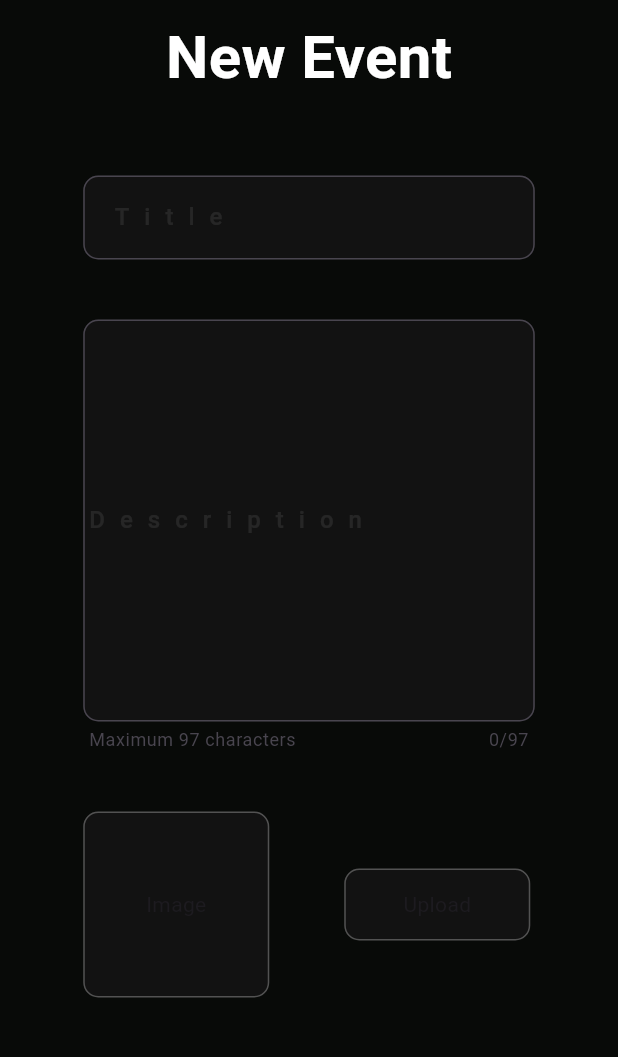
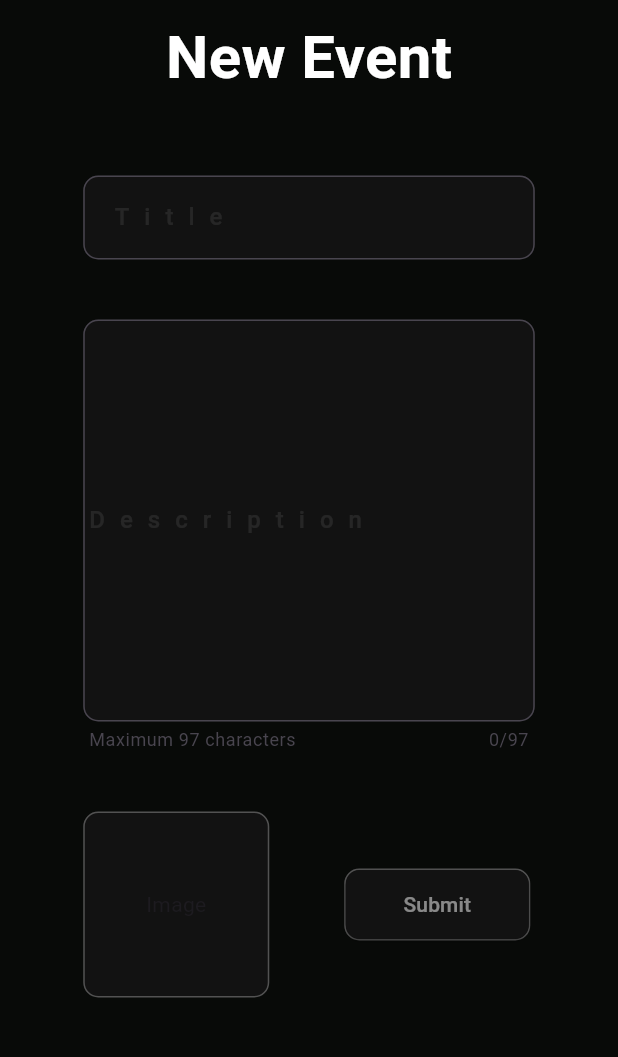
Before and after one commit to nepy15/varadifi_app, a Flutter app: the AdminPage screen opened directly, on a phone screen of 412 x 824 dp, the part 84-1141 px from its top. Run offline on Flutter 3.47's test engine with Material 3 defaults, Android fonts, the phone set to English and light mode, and no system bars; our stand-ins replace cloud_firestore, firebase_core; accounts and stored records are empty.

Commit message:
Admin panel backend done and frontend done. - Todo: figure out the image upload

```diff
--- a/lib/screens/admin_layout.dart
+++ b/lib/screens/admin_layout.dart
@@ -46,22 +46,29 @@ class _FormLayoutState extends State<_FormLayout> {
   bool noLettersLeft = false;
   String title = '';
   String description = '';
+  final _formKey = GlobalKey<FormState>();
 
   @override
   Widget build(BuildContext context) {
-    return Column(
-      children: [
+    return Form(
+      key: _formKey,
+      child:
         SizedBox(
           width: 301,
           child: Column(
             children: [
-              TextField(
+
+              TextFormField(
                 style: TextStyle(color: Color(0xFFFFFFFF)),
 
-                onSubmitted: (value) {
-                  title = value;
-                  db.collection('events').doc(value).set({"name": value});
-                  print(title);
+                validator: (value) {
+                  if(value == null || value.isEmpty) {
+                    return 'Please enter a title';
+                  }
+                  return null;
+                },
+                onSaved: (value) {
+                  title = value.toString();
                 },
                 decoration: InputDecoration(
                  labelText: 'Title',
@@ -74,7 +81,7 @@ class _FormLayoutState extends State<_FormLayout> {
 
               SizedBox(height: 40),
 
-              TextField(
+              TextFormField(
                 keyboardType: TextInputType.text,
                 style: TextStyle(color: Color(0xFFFFFFFF)),
                 textAlign: TextAlign.center,
@@ -82,9 +89,14 @@ class _FormLayoutState extends State<_FormLayout> {
                 maxLines: 6,
                 maxLength: 97,
 
-                onSubmitted: (value) {
-                  description = value;
-                  print(description);
+                validator: (value) {
+                  if(value == null || value.isEmpty) {
+                    return 'Please enter a description';
+                  }
+                  return null;
+                },
+                onSaved: (value) {
+                  description = value.toString();
                 },
                 onChanged: (value) {
                   setState(() {
@@ -112,18 +124,39 @@ class _FormLayoutState extends State<_FormLayout> {
                     child: Center(child: Text('Image'),),
                   ),
                   SizedBox(width: 50),
-                  Container(
+                  SizedBox(
                     width: 124,
                     height: 48,
-                    decoration: BoxDecoration(color: Color(0xFF121212), borderRadius: BorderRadius.circular(10), border: Border.all(width: 1, color: Color(0x45FFFFFF))),
-                    child: Center(child: Text('Upload'),),
+                    child: Center(
+                      child: Container(
+                        width: 124,
+                        height: 48,
+                        decoration: BoxDecoration(color: Color(0xFF121212), borderRadius: BorderRadius.circular(10), border: Border.all(width: 1, color: Color(0x45FFFFFF))),
+                        child: ElevatedButton(
+                          style: ElevatedButton.styleFrom(
+                            foregroundColor: Color(0x80FFFFFF),
+                            backgroundColor: Color(0xFF121212),
+                            shape: const RoundedRectangleBorder(borderRadius: BorderRadius.all(Radius.circular(10)))
+                          ),
+                          onPressed: () {
+                            if(_formKey.currentState!.validate()) {
+                              _formKey.currentState!.save();
+
+                              db.collection('events').doc(title).set({"Title": title, "Description": description});
+                            }
+                          },
+                          child: Center(child: Text('Submit'),),
+                        ),
+                    ),
+                    )
+
+
                   )
                 ],
-              )
+              ),
             ],
           ),
-        )
-      ],
+        ),
     );
   }
 }
```
